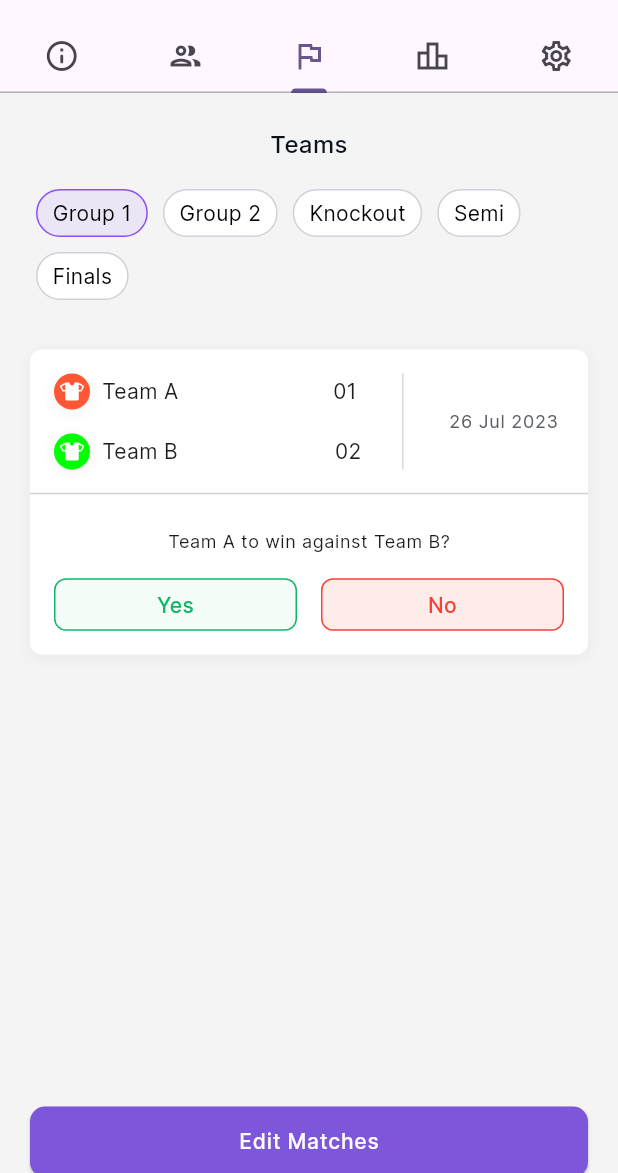
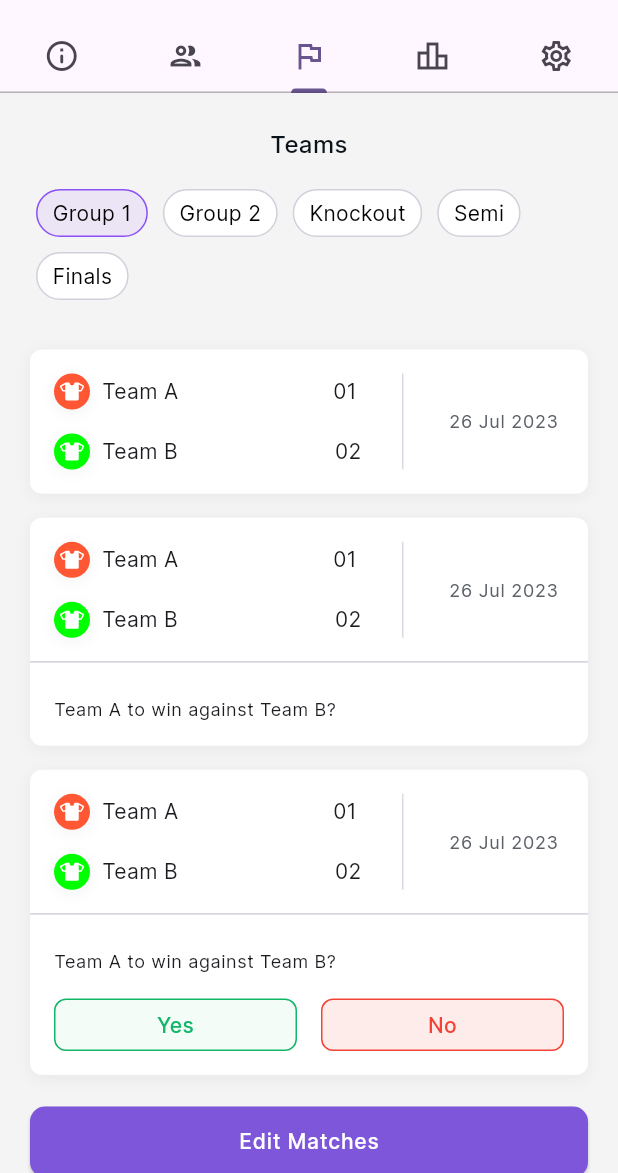
Before and after one commit to vanderduse/skillspe-Flutter-, a Flutter app: the screen it shows after launch, tab 3 chosen, on a phone screen of 412 x 824 dp, the part 63-1236 px from its top. Run offline on Flutter 3.47's test engine with Material 3 defaults, Android fonts, the phone set to English and light mode, and no system bars; our stand-ins replace auto_size_text, bloc, carousel_slider, country_code_picker, dio, dots_indicator and 8 more; missing offline and left inert: dart:ffi, flutter_firebase_recaptcha, wolt_modal_sheet; accounts and stored records are empty; network calls fail; project files that could hold a hidden picture were left out.

Commit message:
updated fixture match card
Signed-off-by: Ram Suthar <ramsuthar305@gmail.com>

```diff
--- a/lib/screens/tournaments/fixture.dart
+++ b/lib/screens/tournaments/fixture.dart
@@ -111,8 +111,20 @@ class _TournamentFixtureState extends State<TournamentFixture> {
       itemBuilder: (context, index) {
         return Column(
           children: [
-            MatchCard(matchDetails: matches[index]),
+            MatchCard(
+                matchDetails: matches[index],
+                biddingDone: false,
+                resultsDeclared: true),
             const SizedBox(height: 16),
+            MatchCard(
+                matchDetails: matches[index],
+                biddingDone: true,
+                resultsDeclared: true),
+            const SizedBox(height: 16),
+            MatchCard(
+                matchDetails: matches[index],
+                biddingDone: false,
+                resultsDeclared: false),
           ],
         );
       },
--- a/lib/screens/tournaments/widgets/match_card.dart
+++ b/lib/screens/tournaments/widgets/match_card.dart
@@ -6,8 +6,15 @@ import 'package:skills_pe/sharedWidgets/vertical_separator.dart';
 
 class MatchCard extends StatelessWidget {
   final Match matchDetails;
+  final bool biddingDone;
+  final bool resultsDeclared;
 
-  const MatchCard({Key? key, required this.matchDetails}) : super(key: key);
+  const MatchCard(
+      {Key? key,
+      required this.matchDetails,
+      required this.biddingDone,
+      required this.resultsDeclared})
+      : super(key: key);
 
   @override
   Widget build(BuildContext context) {
@@ -170,6 +177,9 @@ class MatchCard extends StatelessWidget {
                         ),
                       ],
                     )),
+                if (resultsDeclared && biddingDone)
+                  Column(
+                    children: [
                       const Divider(
                         color: Color(0xffD0D1DA),
                       ),
@@ -177,6 +187,29 @@ class MatchCard extends StatelessWidget {
                         width: double.infinity,
                         padding: const EdgeInsets.all(16),
                         child: Column(
+                          crossAxisAlignment: CrossAxisAlignment.start,
+                          children: [
+                            Text(
+                              "${matchDetails.teamSet[0].teamName} to win against ${matchDetails.teamSet[1].teamName}?",
+                              style: Theme.of(context).textTheme.bodySmall,
+                              textAlign: TextAlign.start,
+                            ),
+                          ],
+                        ),
+                      )
+                    ],
+                  )
+                else if (!resultsDeclared && !biddingDone)
+                  Column(
+                    children: [
+                      const Divider(
+                        color: Color(0xffD0D1DA),
+                      ),
+                      Container(
+                        width: double.infinity,
+                        padding: const EdgeInsets.all(16),
+                        child: Column(
+                          crossAxisAlignment: CrossAxisAlignment.start,
                           children: [
                             Text(
                               "${matchDetails.teamSet[0].teamName} to win against ${matchDetails.teamSet[1].teamName}?",
@@ -203,8 +236,8 @@ class MatchCard extends StatelessWidget {
                                 Expanded(
                                   child: ColoredOutlineButton(
                                     text: 'No',
-                              textColor:
-                                  Colors.red, // Change the color as needed
+                                    textColor: Colors
+                                        .red, // Change the color as needed
                                     buttonColor: Colors.red.withOpacity(
                                         0.1), // Change the color as needed
                                     onTap: () {
@@ -218,6 +251,12 @@ class MatchCard extends StatelessWidget {
                         ),
                       )
                     ],
+                  )
+                else
+                  VerticalSeparator(
+                    heightFactor: 0.01,
+                  )
+              ],
             )),
       ],
     );
```
Lines whose indentation alone changed are shown as unchanged.
